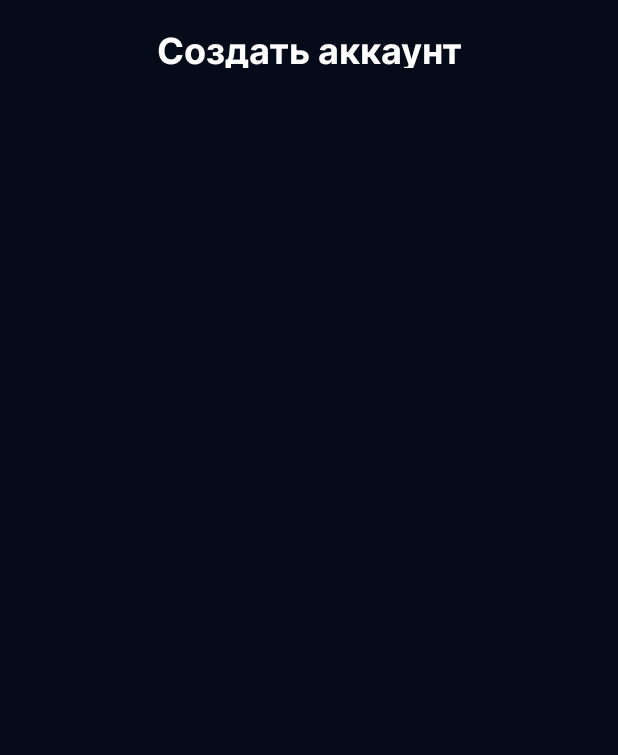
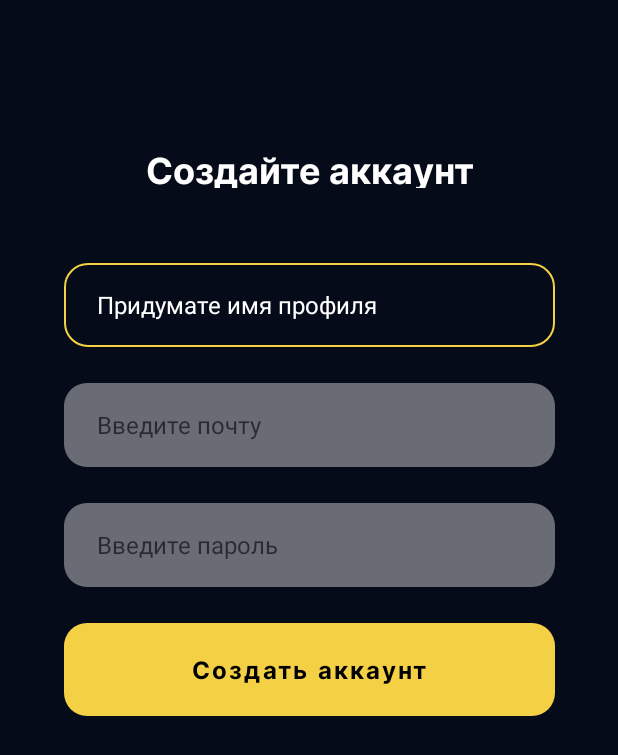
Before and after one commit to inimitab1e/StudentTasks, an Android app: the screen it shows after launch (LoginActivity), on a phone screen of 412 x 824 dp. Shown: the top 755 px of the screen. Run offline under Robolectric (Android 15) with nearby library versions, the phone set to English and light mode, and no system bars.

Commit message:
register ui done

```diff
--- /dev/null
+++ b/app/src/main/res/drawable/button_main.xml
@@ -0,0 +1,10 @@
+<?xml version="1.0" encoding="utf-8"?>
+<shape xmlns:android="http://schemas.android.com/apk/res/android"
+    android:shape="rectangle" android:padding="10dp">
+    <solid android:color="@color/gold"/>
+    <corners
+        android:bottomRightRadius="15dp"
+        android:bottomLeftRadius="15dp"
+        android:topLeftRadius="15dp"
+        android:topRightRadius="15dp"/>
+</shape>
--- /dev/null
+++ b/app/src/main/res/drawable/edit_text_modif.xml
@@ -0,0 +1,10 @@
+<?xml version="1.0" encoding="utf-8"?>
+<shape xmlns:android="http://schemas.android.com/apk/res/android"
+    android:shape="rectangle" android:padding="10dp">
+    <solid android:color="@color/email_pass_et"/>
+    <corners
+        android:bottomRightRadius="15dp"
+        android:bottomLeftRadius="15dp"
+        android:topLeftRadius="15dp"
+        android:topRightRadius="15dp"/>
+</shape>
--- /dev/null
+++ b/app/src/main/res/drawable/profile_name_edittext_modif.xml
@@ -0,0 +1,12 @@
+<?xml version="1.0" encoding="utf-8"?>
+<shape xmlns:android="http://schemas.android.com/apk/res/android"
+    android:shape="rectangle" android:padding="10dp">
+    <solid android:color="@color/main_theme"/>
+    <stroke android:width="1dip" android:color="@color/gold" />
+    <corners
+        android:bottomRightRadius="15dp"
+        android:bottomLeftRadius="15dp"
+        android:topLeftRadius="15dp"
+        android:topRightRadius="15dp"/>
+
+</shape>
--- a/app/src/main/res/layout/activity_login.xml
+++ b/app/src/main/res/layout/activity_login.xml
@@ -12,17 +12,80 @@
     tools:context=".ui.login.LoginActivity">
 
     <TextView
-        android:id="@+id/login_title"
-        android:layout_width="217dp"
+        android:id="@+id/register_title"
+        android:layout_width="220dp"
         android:layout_height="29dp"
+        android:layout_marginTop="80dp"
         android:fontFamily="@font/inter_bold"
-        android:text="Создать аккаунт"
+        android:text="Создайте аккаунт"
+        android:textAlignment="center"
+        android:textColor="@color/white"
         android:textSize="24dp"
-        android:textAlignment="center"
-        android:visibility="visible"
-        android:textColor="@color/white"
-        app:layout_constraintTop_toTopOf="parent"
+        app:layout_constraintEnd_toEndOf="parent"
         app:layout_constraintStart_toStartOf="parent"
-        app:layout_constraintEnd_toEndOf="parent"/>
+        app:layout_constraintTop_toTopOf="parent" />
+
+    <LinearLayout
+        android:id="@+id/register_group"
+        android:layout_width="327dp"
+        android:layout_height="302dp"
+        android:layout_marginTop="159dp"
+        android:orientation="vertical"
+        app:layout_constraintEnd_toEndOf="parent"
+        app:layout_constraintStart_toStartOf="parent"
+        app:layout_constraintTop_toTopOf="parent" >
+
+        <EditText
+            android:id="@+id/profile_name_edit"
+            android:layout_width="match_parent"
+            android:layout_height="56dp"
+            android:layout_weight="1"
+            android:hint="Придумате имя профиля"
+            android:textColorHint="@color/white"
+            android:textColor="@color/white"
+            android:textSize="16dp"
+            android:paddingStart="22dp"
+            android:background="@drawable/profile_name_edittext_modif"/>
+
+        <EditText
+            android:id="@+id/email_edit"
+            android:layout_width="match_parent"
+            android:layout_height="56dp"
+            android:layout_weight="1"
+            android:layout_marginTop="24dp"
+            android:paddingStart="22dp"
+            android:hint="Введите почту"
+            android:textColor="@color/white"
+            android:textSize="16dp"
+            android:inputType="textEmailAddress"
+            android:background="@drawable/edit_text_modif"/>
+
+        <EditText
+            android:id="@+id/password_edit"
+            android:layout_width="match_parent"
+            android:layout_height="56dp"
+            android:layout_weight="1"
+            android:layout_marginTop="24dp"
+            android:paddingStart="22dp"
+            android:hint="Введите пароль"
+            android:textColor="@color/white"
+            android:textSize="16dp"
+            android:inputType="textPassword"
+            android:background="@drawable/edit_text_modif"/>
+
+        <Button
+            android:id="@+id/btn_create_account"
+            android:layout_width="match_parent"
+            android:layout_height="62dp"
+            android:layout_weight="1"
+            android:layout_marginTop="24dp"
+            android:text="Создать аккаунт"
+            android:fontFamily="@font/inter_bold"
+            android:textColor="@color/black"
+            android:textSize="16dp"
+            android:textAllCaps="false"
+            android:background="@drawable/button_main"/>
+
+    </LinearLayout>
 
 </androidx.constraintlayout.widget.ConstraintLayout>
--- a/app/src/main/res/values/colors.xml
+++ b/app/src/main/res/values/colors.xml
@@ -1,6 +1,7 @@
 <?xml version="1.0" encoding="utf-8"?>
 <resources>
     <color name="main_theme">#050B18</color>
+
     <color name="purple_200">#FFBB86FC</color>
     <color name="purple_500">#FF6200EE</color>
     <color name="purple_700">#FF3700B3</color>
@@ -8,4 +9,8 @@
     <color name="teal_700">#FF018786</color>
     <color name="black">#FF000000</color>
     <color name="white">#FFFFFFFF</color>
+
+    <color name="email_pass_et">#696C75</color>
+    <color name="gold">#F4D144</color>
+    <color name="hint_gray">#696C75</color>
 </resources>
--- a/app/src/main/res/values/themes.xml
+++ b/app/src/main/res/values/themes.xml
@@ -2,7 +2,7 @@
     <!-- Base application theme. -->
     <style name="Theme.Studenttasks" parent="Theme.MaterialComponents.DayNight.NoActionBar">
         <!-- Primary brand color. -->
-        <item name="colorPrimary">@color/purple_500</item>
+        <item name="colorPrimary">@color/gold</item>
         <item name="colorPrimaryVariant">@color/purple_700</item>
         <item name="colorOnPrimary">@color/white</item>
         <!-- Secondary brand color. -->
```
